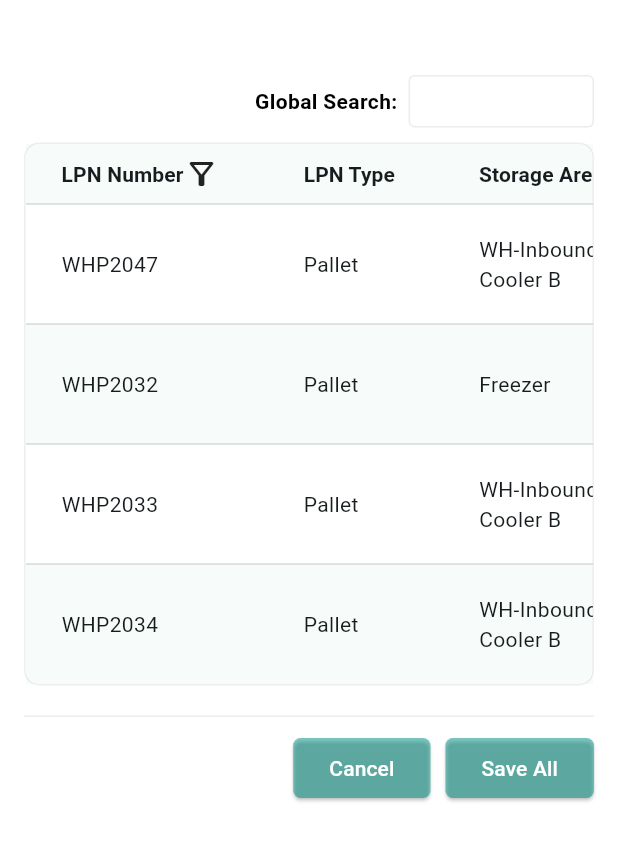
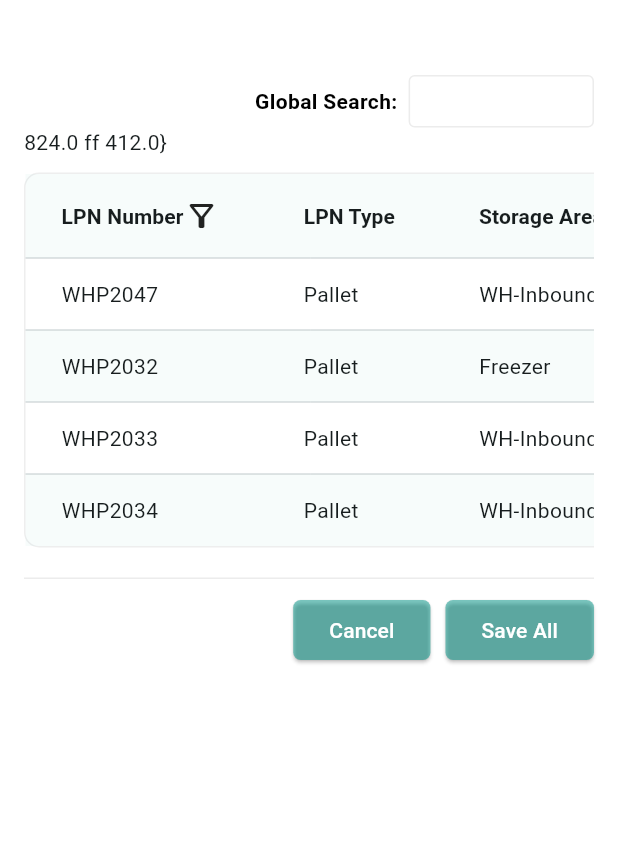
Before and after one commit to Yasodhavara/task_project, a Flutter app: the screen it shows after launch, on a phone screen of 412 x 824 dp. Shown: the top 841 px of the screen. Run offline on Flutter 3.47's test engine with Material 3 defaults, Android fonts, the phone set to English and light mode, and no system bars; our stand-ins replace dio, flutter_riverpod, get_it.

Commit message:
task: paddings adjusted

```diff
--- a/lib/pages/lpn_list/lpn_list_screen.dart
+++ b/lib/pages/lpn_list/lpn_list_screen.dart
@@ -25,12 +25,18 @@ class _LpnListScreenState extends State<LpnListScreen> {
     DropdownMenuEntry(value: '3', label: 'A2T9002<->A2T9003'),
     DropdownMenuEntry(value: '4', label: 'A2T9003<->A2T9004'),
   ];
+  late double padding = 0;
 
   @override
   void dispose() {
     // TODO: implement dispose
+    _lpnListViewModel.dispose();
     super.dispose();
-    _lpnListViewModel.dispose();
+  }
+
+  void init() {
+    super.initState();
+    padding = MediaQuery.of(context).size.height * 0.016;
   }
 
   void displayAlert(BuildContext context) {
@@ -54,7 +60,9 @@ class _LpnListScreenState extends State<LpnListScreen> {
                   } else if (snapshot.hasError) {
                     return Text("error ${snapshot.error}");
                   } else {
-                    return Column(
+                    return SingleChildScrollView(
+                      scrollDirection: Axis.vertical,
+                      child: Column(
                         crossAxisAlignment: CrossAxisAlignment.stretch,
                         children: [
                           tableHeader(),
@@ -75,6 +83,7 @@ class _LpnListScreenState extends State<LpnListScreen> {
                           ),
                           tableFooter(),
                         ],
+                      ),
                     );
                   }
                 }),
@@ -90,7 +99,8 @@ class _LpnListScreenState extends State<LpnListScreen> {
             decoration: const BoxDecoration(
               border: Border(left: BorderSide(color: Colors.teal, width: 3)),
             ),
-            padding: const EdgeInsets.symmetric(horizontal: 16),
+            padding: EdgeInsets.symmetric(
+                horizontal: MediaQuery.of(context).size.height * 0.016),
             child: const Text(
               "Bin List",
               style: TextStyle(fontWeight: FontWeight.bold),
@@ -203,7 +213,7 @@ class _LpnListScreenState extends State<LpnListScreen> {
                 style:
                     TextStyle(fontWeight: FontWeight.bold, color: Colors.black),
               ),
-              Container(
+              SizedBox(
                   width: MediaQuery.of(context).size.width * 0.30,
                   height: 35,
                   child: TextFormField(
@@ -246,14 +256,13 @@ class _LpnListScreenState extends State<LpnListScreen> {
 
   Widget binListTable() {
     return Container(
-      margin: EdgeInsets.symmetric(horizontal: 16),
+      margin: const EdgeInsets.symmetric(horizontal: 16),
       decoration: BoxDecoration(
           border: Border.all(width: 1, color: Colors.grey.withOpacity(0.2)),
           borderRadius: BorderRadius.circular(10)),
       child: SingleChildScrollView(
         scrollDirection: Axis.horizontal,
         child: DataTable(
-            headingRowHeight: 40,
             headingRowColor: WidgetStateProperty.resolveWith((ctx) {
               return Colors.teal[100]?.withOpacity(0.1);
             }),
@@ -381,7 +390,10 @@ class _LpnListScreenState extends State<LpnListScreen> {
       mainAxisAlignment: MainAxisAlignment.end,
       children: [
         Container(
-          margin: const EdgeInsets.only(left: 16, bottom: 24, right: 16),
+          margin: EdgeInsets.only(
+              left: MediaQuery.of(context).size.width * 0.016,
+              bottom: MediaQuery.of(context).size.height * 0.024,
+              right: MediaQuery.of(context).size.width * 0.016),
           child: ElevatedButton(
             onPressed: () {},
             style: ElevatedButton.styleFrom(
@@ -424,8 +436,9 @@ class _LpnListScreenState extends State<LpnListScreen> {
                 } else {
                   return Container(
                     margin: kIsWeb
-                        ? const EdgeInsets.symmetric(
-                            horizontal: 50, vertical: 100)
+                        ? EdgeInsets.symmetric(
+                            horizontal: MediaQuery.of(context).size.height * 0.05,
+                            vertical: MediaQuery.of(context).size.height * 0.03)
                         : const EdgeInsets.symmetric(
                             horizontal: 16, vertical: 50),
                     child: Column(
@@ -458,7 +471,10 @@ class _LpnListScreenState extends State<LpnListScreen> {
                                 ))
                           ],
                         ),
-                        Container(
+                        Text("${MediaQuery.of(context).size.height} ff ${MediaQuery.of(context).size.width}}"),
+                        SingleChildScrollView(
+                          scrollDirection: MediaQuery.of(context).size.width < 1360 ? Axis.horizontal : Axis.vertical,
+                          child: Container(
                             margin: const EdgeInsets.symmetric(vertical: 10),
                             decoration: BoxDecoration(
                                 border: Border.all(
@@ -469,8 +485,6 @@ class _LpnListScreenState extends State<LpnListScreen> {
                               scrollDirection:
                                   kIsWeb ? Axis.vertical : Axis.horizontal,
                               child: DataTable(
-                              dataRowMaxHeight: 80,
-                              headingRowHeight: 40,
                                 headingRowColor:
                                     WidgetStateProperty.resolveWith((ctx) {
                                   return Colors.teal[100]?.withOpacity(0.1);
@@ -553,15 +567,10 @@ class _LpnListScreenState extends State<LpnListScreen> {
                                     cells: [
                                       DataCell(Text(item.lpnNumber ?? "")),
                                       DataCell(Text(item.lpnType ?? "")),
-                                    DataCell(SizedBox(
-                                        width: 180,
-                                        child:
-                                            Text(item.storageLocation ?? ""))),
+                                      DataCell(Text(item.storageLocation ?? "")),
                                       DataCell(Text(item.quantity ?? "")),
-                                    DataCell(SizedBox(
-                                        width: 150,
-                                        child: Text(
-                                            '${item.skuCode} - ${item.skuDescription}'))),
+                                      DataCell(Text(
+                                          '${item.skuCode} - ${item.skuDescription}')),
                                       DataCell(SizedBox(
                                         height: 35,
                                         child: TextFormField(
@@ -594,8 +603,9 @@ class _LpnListScreenState extends State<LpnListScreen> {
                               ),
                             ),
                           ),
+                        ),
                         Container(
-                          margin: EdgeInsets.symmetric(vertical: 10),
+                          margin: const EdgeInsets.symmetric(vertical: 10),
                           height: 1,
                           color: Colors.grey.withOpacity(0.2),
                         ),
@@ -603,7 +613,7 @@ class _LpnListScreenState extends State<LpnListScreen> {
                           mainAxisAlignment: MainAxisAlignment.end,
                           children: [
                             Container(
-                              margin: EdgeInsets.symmetric(horizontal: 10),
+                              margin: const EdgeInsets.symmetric(horizontal: 10),
                               child: ElevatedButton(
                                 onPressed: () {},
                                 style: ElevatedButton.styleFrom(
```
Lines whose indentation alone changed are shown as unchanged.
